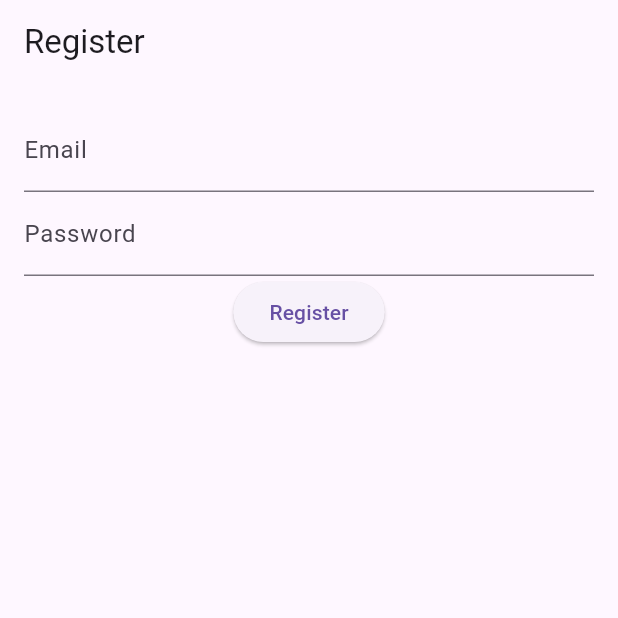
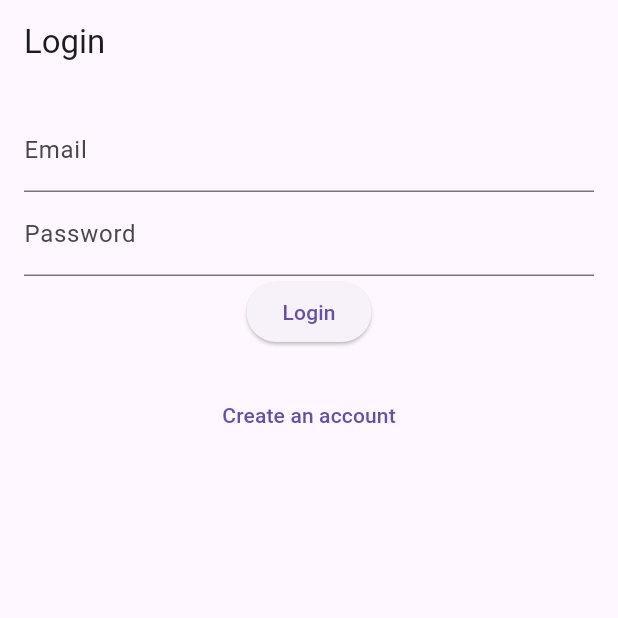
Before and after one commit to FelipeQueFez/flutter-mobile, a Flutter app: the screen it shows after launch, on a phone screen of 412 x 824 dp, the top half of it. Run offline on Flutter 3.47's test engine with Material 3 defaults, Android fonts, the phone set to English and light mode, and no system bars; our stand-ins replace firebase_auth, firebase_core, firebase_storage, image_picker, sensors_plus; accounts and stored records are empty.

Commit message:
chore:5.2

```diff
--- /dev/null
+++ b/lib/login_screen.dart
@@ -0,0 +1,74 @@
+import 'package:firebase_auth/firebase_auth.dart';
+import 'package:flutter/material.dart';
+
+import 'routes.dart';
+
+class LoginScreen extends StatefulWidget {
+  const LoginScreen({super.key});
+
+  @override
+  State<LoginScreen> createState() => _LoginScreenState();
+}
+
+class _LoginScreenState extends State<LoginScreen> {
+  final FirebaseAuth _auth = FirebaseAuth.instance;
+  final TextEditingController _emailController = TextEditingController();
+  final TextEditingController _passwordController = TextEditingController();
+  String _errorMessage = '';
+
+  @override
+  Widget build(BuildContext context) {
+    return Scaffold(
+      appBar: AppBar(
+        title: Text('Login'),
+      ),
+      body: Padding(
+        padding: const EdgeInsets.all(16),
+        child: Column(
+          children: [
+            TextField(
+              controller: _emailController,
+              decoration: InputDecoration(labelText: 'Email'),
+            ),
+            TextField(
+              controller: _passwordController,
+              decoration: InputDecoration(labelText: 'Password'),
+              obscureText: true,
+            ),
+            ElevatedButton(
+              onPressed: _login,
+              child: Text('Login'),
+            ),
+            Text(
+              _errorMessage,
+              style: TextStyle(
+                color: Colors.red,
+              ),
+            ),
+            TextButton(
+              onPressed: () {
+                Navigator.pushNamed(context, Routes.register);
+              },
+              child: Text('Create an account'),
+            ),
+          ],
+        ),
+      ),
+    );
+  }
+
+  void _login() async {
+    try {
+      await _auth.signInWithEmailAndPassword(
+        email: _emailController.text,
+        password: _passwordController.text,
+      );
+
+      Navigator.pushReplacementNamed(context, Routes.imageGallery);
+    } catch (e) {
+      setState(() {
+        _errorMessage = e.toString();
+      });
+    }
+  }
+}
--- a/lib/main.dart
+++ b/lib/main.dart
@@ -1,5 +1,6 @@
 import 'package:firebase_core/firebase_core.dart';
 import 'package:flutter/material.dart';
+import 'package:image_gallery_app/login_screen.dart';
 import 'package:image_gallery_app/register_screen.dart';
 import 'image_gallery.dart';
 import 'routes.dart';
@@ -19,10 +20,12 @@ class MyApp extends StatelessWidget {
       theme: ThemeData(
         primarySwatch: Colors.blue,
       ),
-      initialRoute: Routes.register,
+      initialRoute: Routes.login,
       routes: {
         Routes.register: (context) => const RegisterScreen(),
         Routes.imageView: (context) => ImageView(),
+        Routes.login: (context) => const LoginScreen(),
+        Routes.imageGallery: (context) => ImageGallery(),
       },
     );
   }
--- a/lib/routes.dart
+++ b/lib/routes.dart
@@ -1,4 +1,6 @@
 class Routes {
   static const String register = '/register';
   static const String imageView = '/image-view';
+  static const String login = '/login';
+  static const String imageGallery = '/image-gallery';
 }
```
